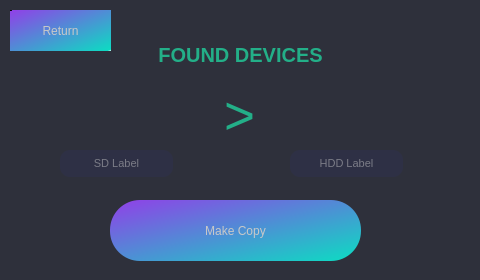
Before: the Qt Designer form src/mainwindow.ui in nicmorais/AlphaCopyCpp, drawn with Qt 5.
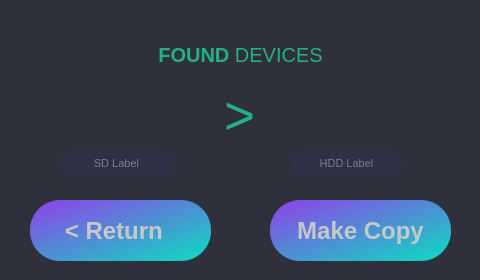
After: the same form once the commit is applied. The open tabs and pages were chosen to show the change. Icons and pictures are not drawn.

Commit message: Elements redesigned

```diff
--- a/src/mainwindow.ui
+++ b/src/mainwindow.ui
@@ -273,7 +273,7 @@
          <string notr="true">color: rgb(35, 175, 136);</string>
         </property>
         <property name="text">
-         <string>&lt;strong&gt;FOUND DEVICES</string>
+         <string>&lt;strong&gt;FOUND&lt;/strong&gt; DEVICES</string>
         </property>
         <property name="alignment">
          <set>Qt::AlignCenter</set>
@@ -341,12 +341,18 @@
        <widget class="QPushButton" name="makeCopyPB">
         <property name="geometry">
          <rect>
-          <x>110</x>
+          <x>270</x>
           <y>200</y>
-          <width>251</width>
+          <width>181</width>
           <height>61</height>
          </rect>
         </property>
+        <property name="font">
+         <font>
+          <pointsize>18</pointsize>
+          <bold>true</bold>
+         </font>
+        </property>
         <property name="styleSheet">
          <string notr="true">QPushButton {
     background-color: qlineargradient(spread:pad, x1:0, y1:0, x2:1, y2:1, stop:0 rgba(0, 0, 0, 255), stop:0.0138249 rgba(0, 0, 0, 255), stop:0.0184332 rgba(143, 66, 231, 255), stop:0.976959 rgba(14, 218, 195, 255), stop:1 rgba(255, 255, 255, 255));
@@ -446,12 +452,18 @@
        <widget class="QPushButton" name="returnToHomePB">
         <property name="geometry">
          <rect>
-          <x>10</x>
-          <y>10</y>
-          <width>101</width>
-          <height>41</height>
+          <x>30</x>
+          <y>200</y>
+          <width>181</width>
+          <height>61</height>
          </rect>
         </property>
+        <property name="font">
+         <font>
+          <pointsize>18</pointsize>
+          <bold>true</bold>
+         </font>
+        </property>
         <property name="styleSheet">
          <string notr="true">QPushButton {
     background-color: qlineargradient(spread:pad, x1:0, y1:0, x2:1, y2:1, stop:0 rgba(0, 0, 0, 255), stop:0.0138249 rgba(0, 0, 0, 255), stop:0.0184332 rgba(143, 66, 231, 255), stop:0.976959 rgba(14, 218, 195, 255), stop:1 rgba(255, 255, 255, 255));
@@ -469,7 +481,7 @@
 }</string>
         </property>
         <property name="text">
-         <string>Return</string>
+         <string>&lt; Return  </string>
         </property>
        </widget>
       </widget>
```
Left out of the diff: 66 changed lines with no effect on the pictures.
